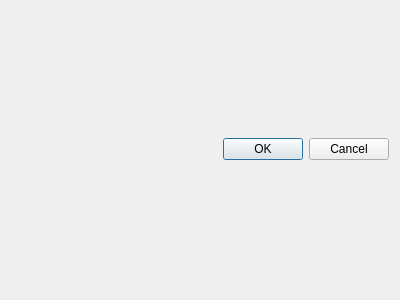
martin-kudlicka/vocabulary-master, file source/vocabularymanagerdialog/wordsimportdialog.ui: the form before one commit.
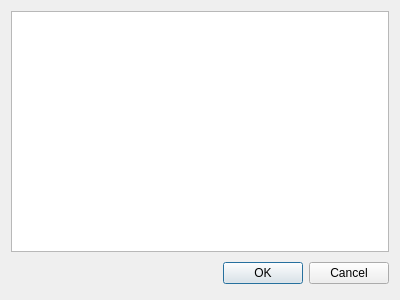
The form after the commit.

Diff of the .ui file:
```diff
--- a/source/vocabularymanagerdialog/wordsimportdialog.ui
+++ b/source/vocabularymanagerdialog/wordsimportdialog.ui
@@ -14,6 +14,17 @@
    <string>Words Import</string>
   </property>
   <layout class="QVBoxLayout" name="verticalLayout">
+   <item>
+    <layout class="QHBoxLayout" name="horizontalLayout_2">
+     <item>
+      <widget class="QTreeView" name="qtvCategories">
+       <property name="rootIsDecorated">
+        <bool>false</bool>
+       </property>
+      </widget>
+     </item>
+    </layout>
+   </item>
    <item>
     <layout class="QHBoxLayout">
      <property name="spacing">
```
